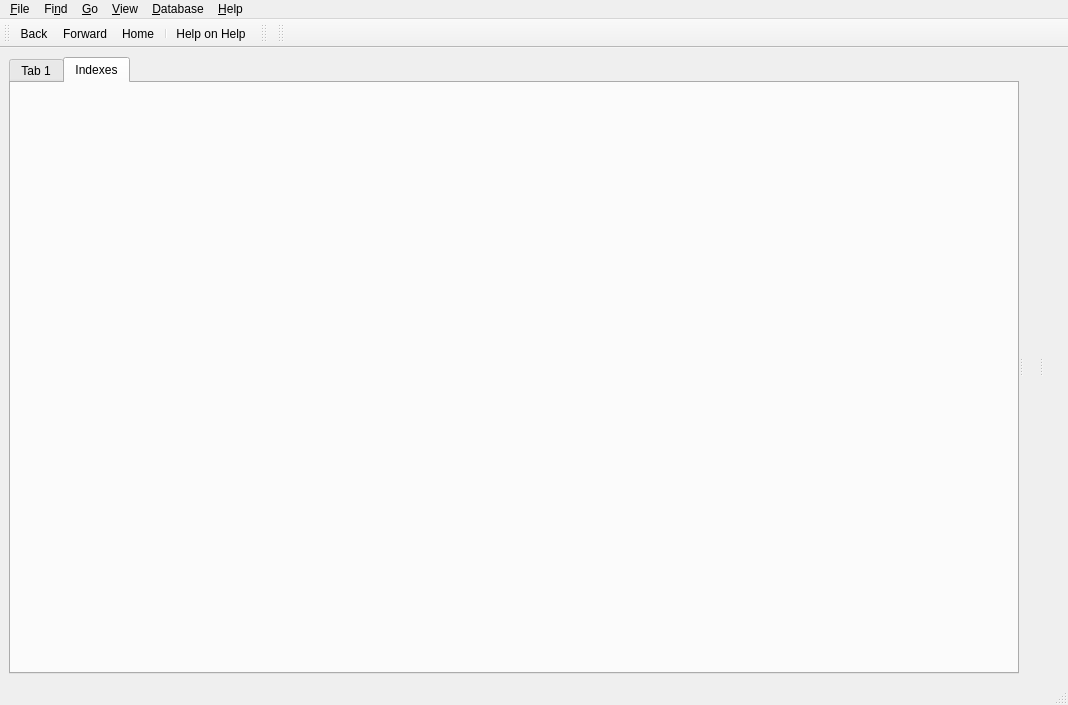
First picture: the form in src/forms/HelpMainWindow.ui, repository sdmytrievs/jsonui, before the edit.
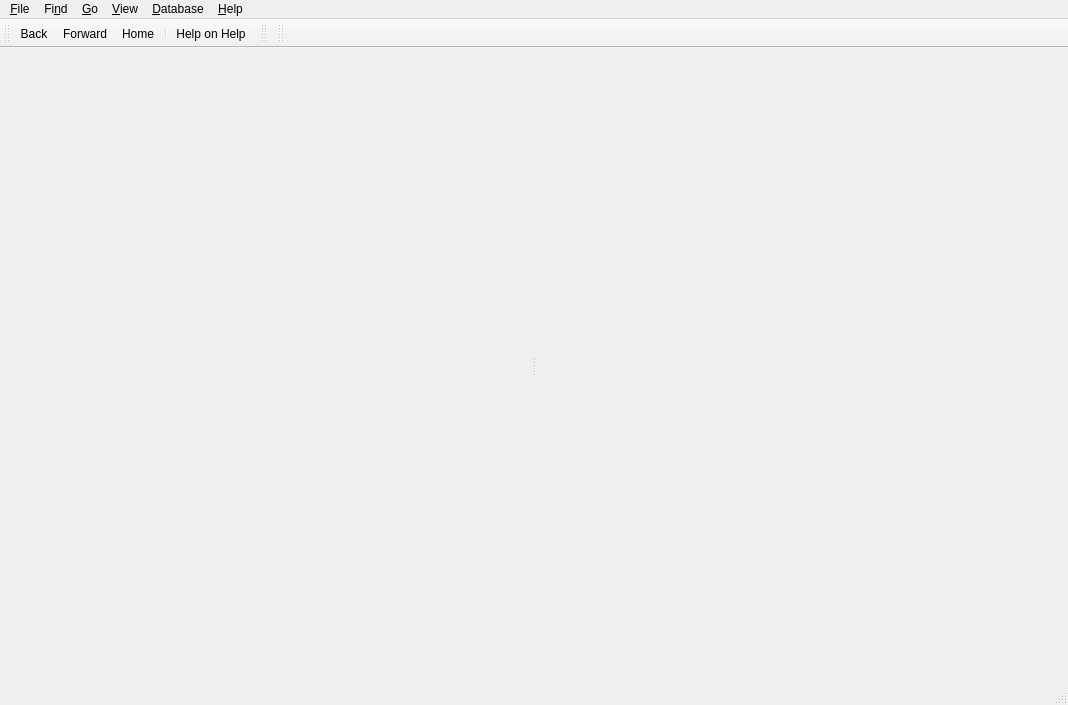
Second picture: the form after the edit. Icons and pictures are not drawn.

Commit message: Implemented help editor

```diff
--- a/src/forms/HelpMainWindow.ui
+++ b/src/forms/HelpMainWindow.ui
@@ -29,21 +29,6 @@
       <property name="orientation">
        <enum>Qt::Horizontal</enum>
       </property>
-      <widget class="QTabWidget" name="indexWidget">
-       <property name="currentIndex">
-        <number>1</number>
-       </property>
-       <widget class="QWidget" name="tab">
-        <attribute name="title">
-         <string>Tab 1</string>
-        </attribute>
-       </widget>
-       <widget class="QWidget" name="tabIndexes">
-        <attribute name="title">
-         <string>Indexes</string>
-        </attribute>
-       </widget>
-      </widget>
       <widget class="QWidget" name="helpWidget" native="true">
        <layout class="QVBoxLayout" name="verticalLayout_2">
         <property name="spacing">
```
Left out of the diff: 4 changed lines with no effect on the pictures. The commit also changes 14 other files.
